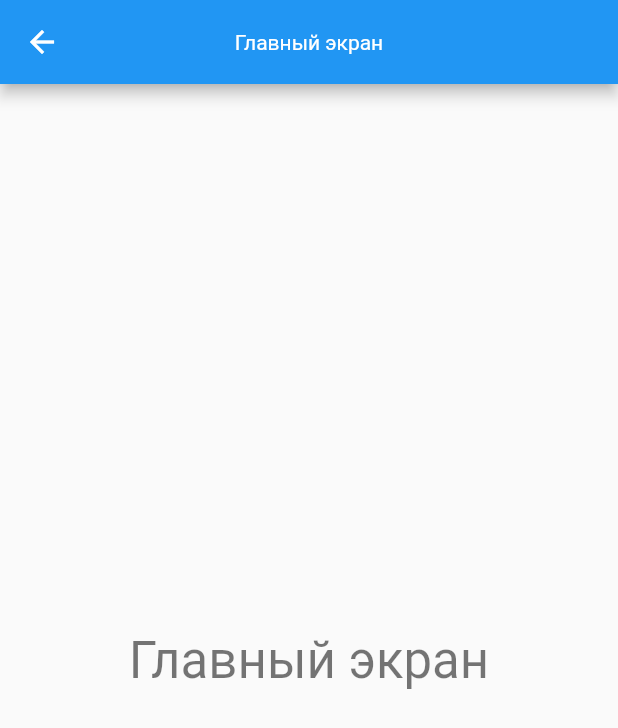
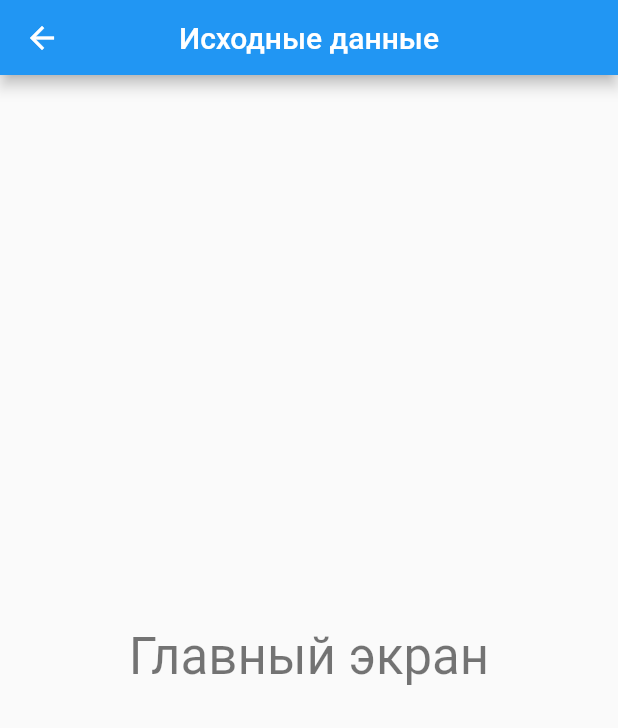
Before and after one commit to cheerfulperson/fault_tolerance, a Flutter app: the screen it shows after launch, after a tap on "Next", on a phone screen of 412 x 824 dp. Shown: the top 728 px of the screen. Run offline on Flutter 3.47's test engine with Material 2 defaults, Android fonts, the phone set to English and light mode, and no system bars.

Commit message:
feat: implement custom header

```diff
--- /dev/null
+++ b/lib/components/app_header.dart
@@ -0,0 +1,27 @@
+import 'package:borovic/routes.dart';
+import 'package:flutter/material.dart';
+
+class BaseAppBar extends StatelessWidget implements PreferredSizeWidget {
+  final String title;
+
+  /// you can add more fields that meet your needs
+
+  const BaseAppBar({
+    required this.title,
+  }) : super();
+
+  @override
+  Widget build(BuildContext context) {
+    return AppBar(
+      title: Text(title),
+      centerTitle: true,
+      leading: IconButton(
+        icon: Icon(Icons.arrow_back, color: Colors.white),
+        onPressed: () => Navigator.pushNamed(context, homeRoute),
+      ),
+    );
+  }
+
+  @override
+  Size get preferredSize => new Size.fromHeight(50.0);
+}
--- a/lib/first_app/first_app.dart
+++ b/lib/first_app/first_app.dart
@@ -1,4 +1,6 @@
 import 'package:flutter/material.dart';
+
+import '../components/app_header.dart';
 
 class FirstApp extends StatefulWidget {
   const FirstApp({super.key, required this.title});
@@ -11,16 +13,8 @@ class FirstApp extends StatefulWidget {
 class _FirstAppState extends State<FirstApp> {
   @override
   Widget build(BuildContext context) {
-    final ButtonStyle style =
-        ElevatedButton.styleFrom(textStyle: const TextStyle(fontSize: 20));
     return Scaffold(
-      appBar: AppBar(
-        // Here we take the value from the MyHomePage object that was created by
-        // the App.build method, and use it to set our appbar title.
-        titleTextStyle: TextStyle(),
-        centerTitle: true,
-        title: Text(widget.title),
-      ),
+      appBar: BaseAppBar(title: 'Исходные данные'),
       body: Center(
         // Center is a layout widget. It takes a single child and positions it
         // in the middle of the parent.
--- a/lib/pages/home.dart
+++ b/lib/home.dart
@@ -1,5 +1,7 @@
 import 'package:borovic/routes.dart';
 import 'package:flutter/material.dart';
+
+import 'components/app_header.dart';
 
 class HomePage extends StatefulWidget {
   const HomePage({super.key, required this.title});
@@ -15,13 +17,7 @@ class _HomePageState extends State<HomePage> {
     final ButtonStyle style =
         ElevatedButton.styleFrom(textStyle: const TextStyle(fontSize: 20));
     return Scaffold(
-      appBar: AppBar(
-        // Here we take the value from the MyHomePage object that was created by
-        // the App.build method, and use it to set our appbar title.
-        titleTextStyle: TextStyle(),
-        centerTitle: true,
-        title: Text(widget.title),
-      ),
+      appBar: BaseAppBar(title: 'Главный экран',),
       body: Center(
         // Center is a layout widget. It takes a single child and positions it
         // in the middle of the parent.
--- a/lib/main.dart
+++ b/lib/main.dart
@@ -1,7 +1,7 @@
 import 'package:flutter/material.dart';
 import 'package:provider/provider.dart';
 
-import 'pages/home.dart';
+import 'home.dart';
 import 'routes.dart';
 import 'first_app/first_app.dart';
 
```
